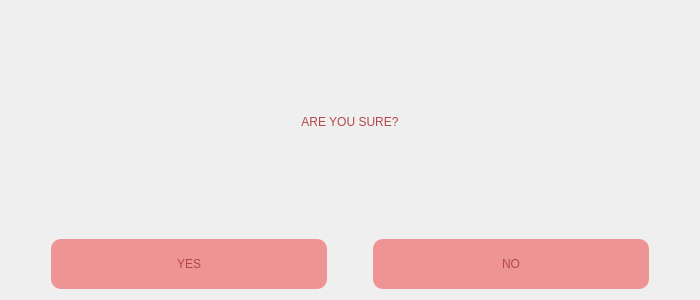
Before: the Qt Designer form MATFWars/check.ui in Divljo31/MATFWars, drawn with Qt 5.
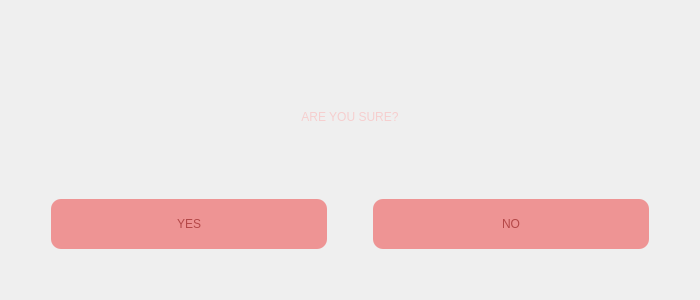
After: the same form once the commit is applied. Icons and pictures are not drawn.

```diff
--- a/MATFWars/check.ui
+++ b/MATFWars/check.ui
@@ -18,8 +18,8 @@
   </property>
   <property name="maximumSize">
    <size>
-    <width>1000</width>
-    <height>500</height>
+    <width>700</width>
+    <height>300</height>
    </size>
   </property>
   <property name="windowTitle">
@@ -31,11 +31,27 @@
 }</string>
   </property>
   <layout class="QVBoxLayout" name="verticalLayout">
+   <item>
+    <spacer name="verticalSpacer_2">
+     <property name="orientation">
+      <enum>Qt::Vertical</enum>
+     </property>
+     <property name="sizeType">
+      <enum>QSizePolicy::Fixed</enum>
+     </property>
+     <property name="sizeHint" stdset="0">
+      <size>
+       <width>20</width>
+       <height>30</height>
+      </size>
+     </property>
+    </spacer>
+   </item>
    <item>
     <widget class="QLabel" name="sure_label">
      <property name="styleSheet">
       <string notr="true">font: 600 35pt &quot;URW Bookman&quot;;
-color:rgb(180, 72, 72);</string>
+color: rgb(246, 206, 206);</string>
      </property>
      <property name="text">
       <string>ARE YOU SURE?</string>
@@ -165,6 +181,22 @@
      </item>
     </layout>
    </item>
+   <item>
+    <spacer name="verticalSpacer">
+     <property name="orientation">
+      <enum>Qt::Vertical</enum>
+     </property>
+     <property name="sizeType">
+      <enum>QSizePolicy::Fixed</enum>
+     </property>
+     <property name="sizeHint" stdset="0">
+      <size>
+       <width>20</width>
+       <height>40</height>
+      </size>
+     </property>
+    </spacer>
+   </item>
   </layout>
  </widget>
  <resources/>
```
